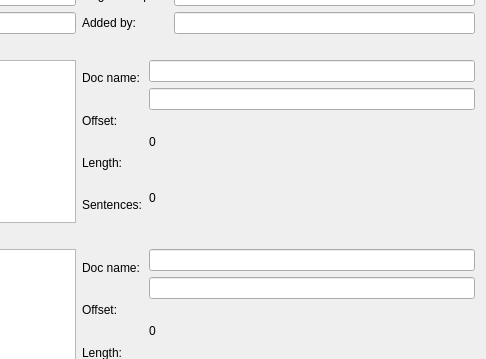
First picture: the form in ui/forms/add_case.ui, repository sorice/QtNLP-Linguist, before the edit; both pictures show x 328 to 814 and y 109 to 468 of the 814 by 561 pixel window.
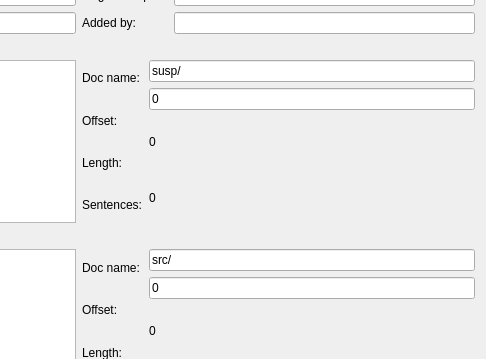
Second picture: the form after the edit.

Commit message: Validando que no se puedan adicionar casos ni anotaciones a un caso si no está abierto el corpus. Funcionalidades Add Case y Add Annotation estado beta. Actualización de los componentes visuales después de las adiciones.

```diff
--- a/ui/forms/add_case.ui
+++ b/ui/forms/add_case.ui
@@ -226,10 +226,18 @@
            <item>
             <layout class="QVBoxLayout" name="verticalLayout_7">
              <item>
-              <widget class="QLineEdit" name="le_susp_doc_name"/>
+              <widget class="QLineEdit" name="le_susp_doc_name">
+               <property name="text">
+                <string>susp/</string>
+               </property>
+              </widget>
              </item>
              <item>
-              <widget class="QLineEdit" name="le_susp_offset"/>
+              <widget class="QLineEdit" name="le_susp_offset">
+               <property name="text">
+                <string>0</string>
+               </property>
+              </widget>
              </item>
              <item>
               <widget class="QLabel" name="lb_susp_length">
@@ -304,10 +312,18 @@
            <item>
             <layout class="QVBoxLayout" name="verticalLayout_10">
              <item>
-              <widget class="QLineEdit" name="le_src_doc_name"/>
+              <widget class="QLineEdit" name="le_src_doc_name">
+               <property name="text">
+                <string>src/</string>
+               </property>
+              </widget>
              </item>
              <item>
-              <widget class="QLineEdit" name="le_src_offset"/>
+              <widget class="QLineEdit" name="le_src_offset">
+               <property name="text">
+                <string>0</string>
+               </property>
+              </widget>
              </item>
              <item>
               <widget class="QLabel" name="lb_src_length">
```
The commit also changes 12 other files.
